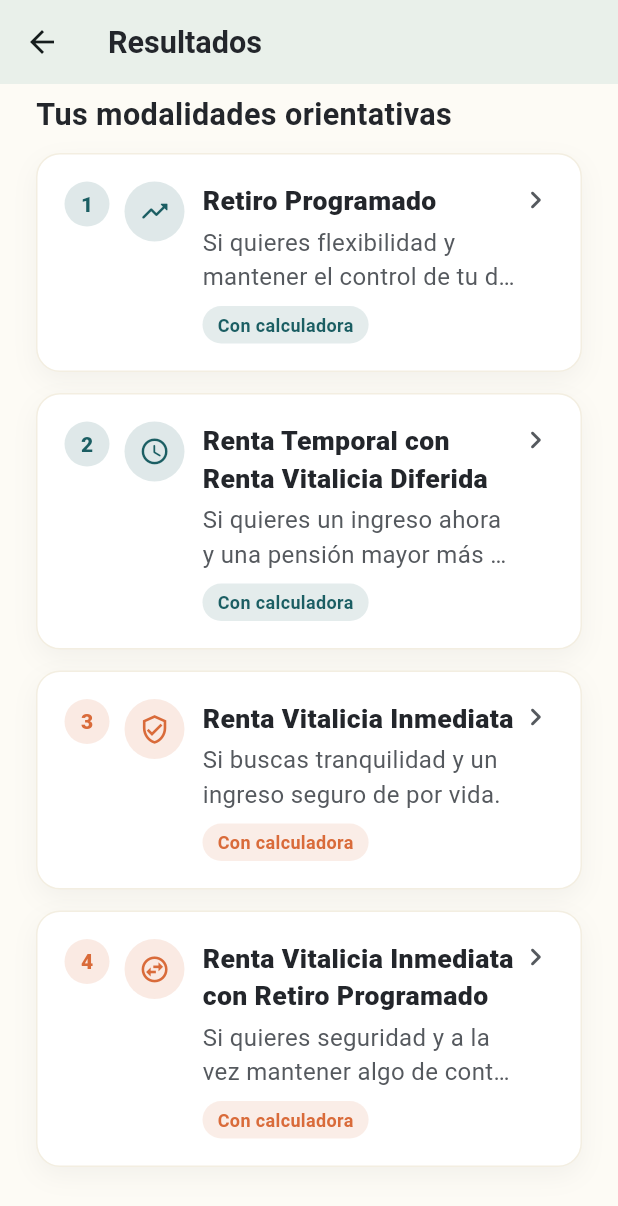
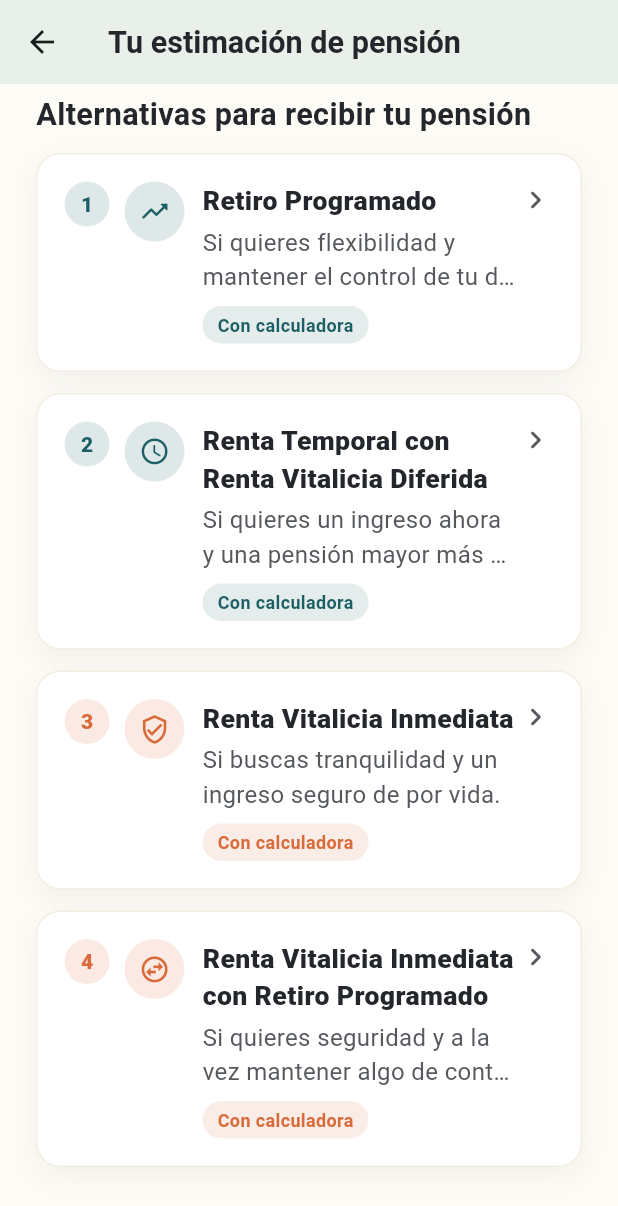
Before and after one commit to all-f0-ru/jubilo-app, a Flutter app: the SimuladorResultadosScreen screen opened directly with empty values, scrolled down 135 dp, on a phone screen of 412 x 824 dp. Shown: the top 1206 px of the screen. Run offline on Flutter 3.47's test engine with Material 3 defaults, Android fonts, the phone set to English and light mode, and no system bars; our stand-ins replace cloud_firestore, firebase_auth, firebase_core, flutter_tts, google_fonts, in_app_purchase and 1 more; accounts and stored records are empty; generated files the repository leaves out were written again; network calls fail; Roboto replaces fonts that are missing (Atkinson Hyperlegible).

Commit message:
Lenguaje más claro y nota de transparencia en resultados

```diff
--- a/lib/core/models/topic.dart
+++ b/lib/core/models/topic.dart
@@ -142,7 +142,7 @@ final List<Topic> topicsJubilo = [
   ),
   Topic(
     id: 'jubilacion_anticipada',
-    titulo: 'Jubilación anticipada e invalidez',
+    titulo: '¿Puedes jubilarte anticipadamente?',
     icono: Icons.hourglass_bottom_rounded,
     resumen: 'Pensionarte antes de la edad legal o por invalidez.',
     contenido: [
--- a/lib/screens/onboarding_flow.dart
+++ b/lib/screens/onboarding_flow.dart
@@ -76,8 +76,8 @@ class WelcomeScreen extends StatelessWidget {
         'complicadas.',
     'Aquí puedes:\n\n'
         '• Aprender sobre tu situación previsional, paso a paso.\n'
-        '• Simular tu pensión, de acuerdo a las modalidades de pensión '
-        'según tu caso.\n\n'
+        '• Calcular cuánto podrías recibir, según las alternativas para '
+        'recibir tu pensión.\n\n'
         'Todo pensado para leerse con calma, a tu ritmo.',
   ];
 
--- a/lib/screens/simulador/simulador_estimacion_screen.dart
+++ b/lib/screens/simulador/simulador_estimacion_screen.dart
@@ -19,6 +19,7 @@ import '../../core/theme/app_text_styles.dart';
 import '../../core/widgets/boton_escuchar.dart';
 import '../../core/widgets/jubilo_motion.dart';
 import '../../core/widgets/jubilo_widgets.dart';
+import '../../core/widgets/nota_transparencia.dart';
 
 /// Estimación de la pensión mensual en una Renta Vitalicia Inmediata,
 /// usando el motor actuarial (tablas TM2020, tasa de referencia y UF).
@@ -884,6 +885,7 @@ class _SimuladorEstimacionScreenState extends State<SimuladorEstimacionScreen> {
             ],
           ),
         ),
+        const NotaTransparencia(),
       ],
     );
   }
--- a/lib/screens/simulador/simulador_intro_screen.dart
+++ b/lib/screens/simulador/simulador_intro_screen.dart
@@ -79,7 +79,7 @@ class SimuladorIntroScreen extends StatelessWidget {
 
     return Scaffold(
       backgroundColor: hc ? Colors.white : AppColors.cream,
-      appBar: jubiloAppBar(context, title: 'Simular', highContrast: hc),
+      appBar: jubiloAppBar(context, title: 'Calcula tu pensión', highContrast: hc),
       body: SafeArea(
         child: ListView(
           padding: const EdgeInsets.all(24),
--- a/lib/screens/simulador/simulador_preguntas_screen.dart
+++ b/lib/screens/simulador/simulador_preguntas_screen.dart
@@ -117,7 +117,7 @@ class _SimuladorPreguntasScreenState extends State<SimuladorPreguntasScreen> {
       appBar: AppBar(
         backgroundColor: Colors.transparent,
         elevation: 0,
-        title: Text('Simular',
+        title: Text('Calcula tu pensión',
             style: AppTextStyles.heading(0.85, color: hc ? Colors.black : null)),
       ),
       body: SafeArea(
--- a/lib/screens/simulador/simulador_resultados_screen.dart
+++ b/lib/screens/simulador/simulador_resultados_screen.dart
@@ -30,7 +30,7 @@ class SimuladorResultadosScreen extends StatelessWidget {
       appBar: AppBar(
         backgroundColor: Colors.transparent,
         elevation: 0,
-        title: Text('Resultados',
+        title: Text('Tu estimación de pensión',
             style: AppTextStyles.heading(0.85, color: hc ? Colors.black : null)),
       ),
       body: SafeArea(
@@ -59,7 +59,7 @@ class SimuladorResultadosScreen extends StatelessWidget {
             ),
             const SizedBox(height: 20),
 
-            Text('Tus modalidades orientativas',
+            Text('Alternativas para recibir tu pensión',
                 style: AppTextStyles.heading(scale * 0.85,
                     color: hc ? Colors.black : null)),
             const SizedBox(height: 12),
```
Also changed, not shown: lib/core/widgets/nota_transparencia.dart (added, +82 -0 lines).
